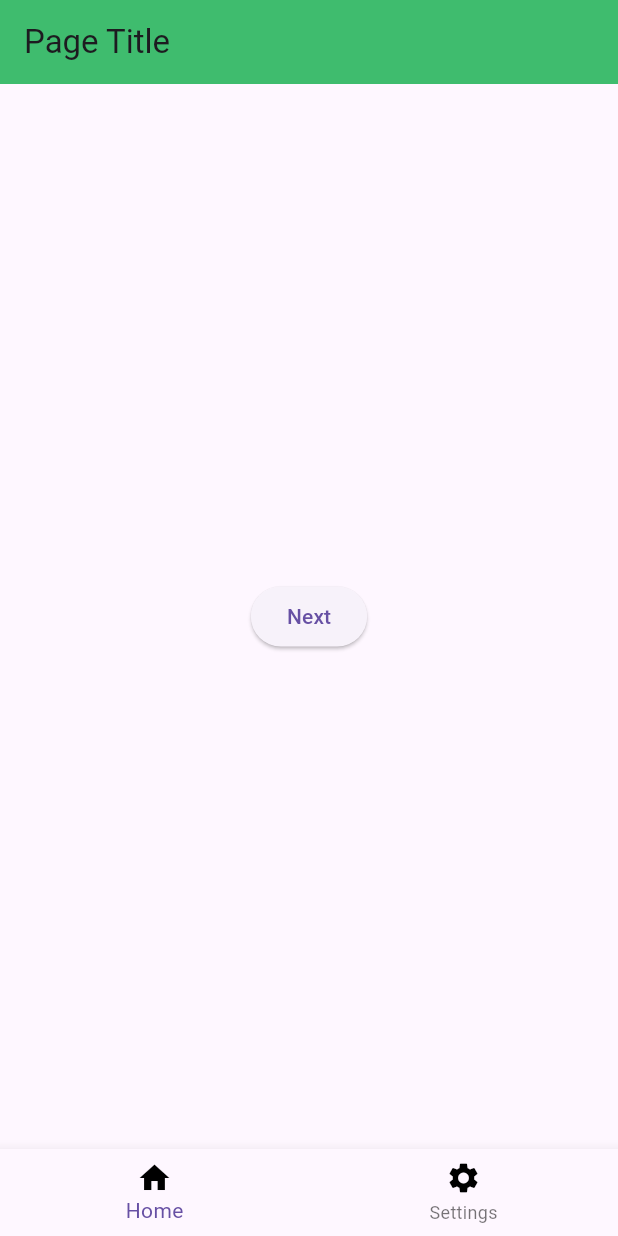
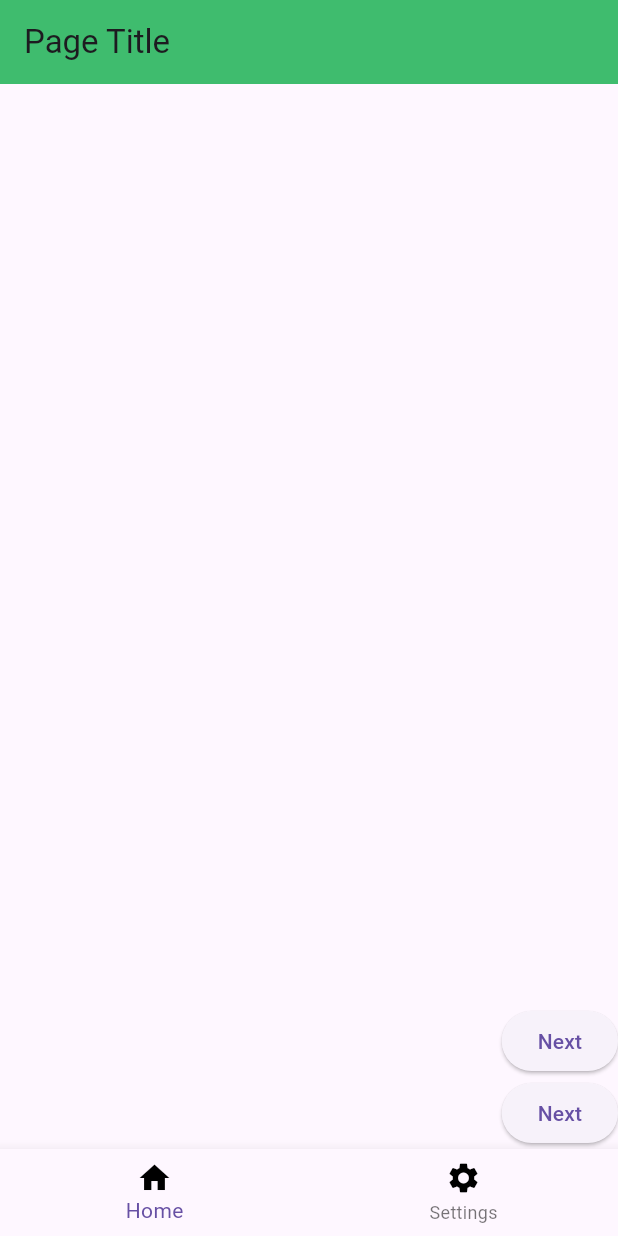
Before and after one commit to reuben-j/flutter_learning_app, a Flutter app: the screen it shows after launch, after a tap on "Click", on a phone screen of 412 x 824 dp. Run offline on Flutter 3.47's test engine with Material 3 defaults, Android fonts, the phone set to English and light mode, and no system bars.

Commit message:
AlignmentStuff

```diff
--- a/lib/main.dart
+++ b/lib/main.dart
@@ -1,3 +1,5 @@
+import 'dart:math';
+
 import 'package:flutter/material.dart';
 
 // https://api.flutter.dev/flutter/material/Icons-class.html
@@ -29,14 +31,30 @@ class _MyAppState extends State<MyApp> {
           backgroundColor: const Color.fromARGB(195, 4, 170, 65),
         ),
         body: Center(
-          child: ElevatedButton(
-              onPressed: () {
-                setState(() {
-                  button_name = "Next";
-                });
+          child: SizedBox(
+            width: double.infinity,
 
-              },
-              child: Text(button_name),),
+            child: Column(
+              mainAxisAlignment: MainAxisAlignment.end,
+              crossAxisAlignment: CrossAxisAlignment.end,
+              children: [
+                ElevatedButton(
+                    onPressed: () {
+                      setState(() {
+                        button_name = "Next";
+                      });
+                    },
+                    child: Text(button_name),),
+                    ElevatedButton(
+                    onPressed: () {
+                      setState(() {
+                        button_name = "Next";
+                      });
+                    },
+                    child: Text(button_name),)
+              ],
+            ),
+          ),
         ),
         bottomNavigationBar: BottomNavigationBar(
           items: const [
```
